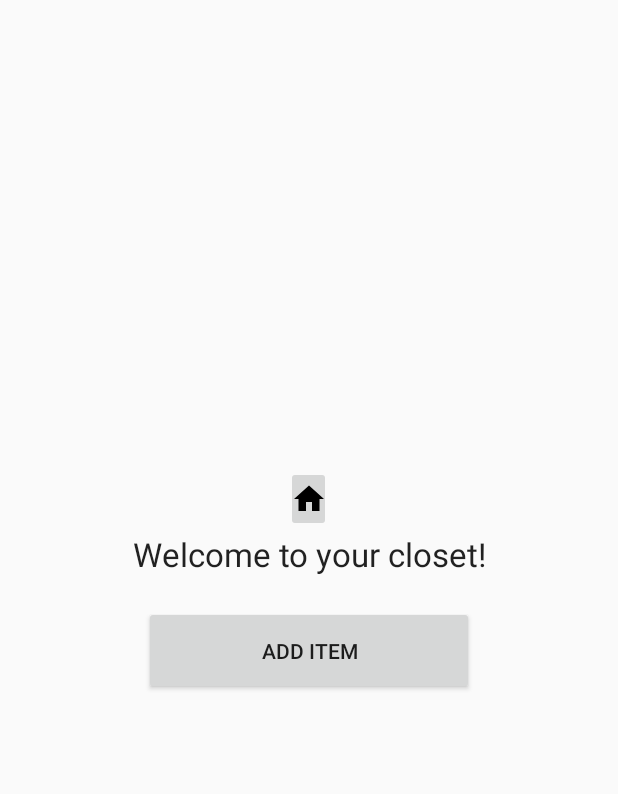
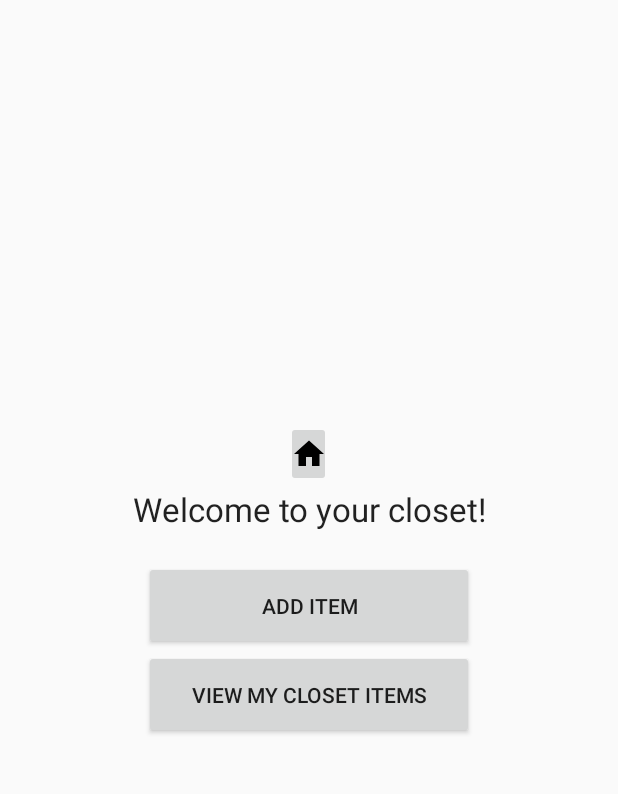
Before and after one commit to harperm/SeniorProject, an Android app: the layout closet_page1.xml on its own in the app's theme, with its tools: preview values and no code run, on a phone screen of 412 x 824 dp, the part 75-869 px from its top. Run offline under Robolectric (Android 15) with nearby library versions, the phone set to English and light mode, and no system bars.

```diff
--- a/MyDress/app/src/main/res/layout/closet_page1.xml
+++ b/MyDress/app/src/main/res/layout/closet_page1.xml
@@ -23,6 +23,10 @@
         android:textAlignment="center"
         android:weightSum="1">
 
+    <ImageView
+            android:layout_width="match_parent"
+            android:layout_height="wrap_content"
+            android:id="@+id/photo1"/>
 
     <ImageButton
         android:id="@+id/homeButton"
@@ -51,6 +55,17 @@
         android:onClick="openCamera"
         />
 
+        <Button
+            android:layout_width="220dp"
+            android:layout_height="wrap_content"
+            android:text="View My Closet Items"
+            android:id="@+id/viewcloset"
+            android:gravity="center"
+            android:layout_below="@+id/textView"
+            android:padding="20dp"
+            android:onClick="viewItems"
+            />
+
 
 
     </LinearLayout>
```
Also changed, not shown: MyDress/app/src/main/java/com/example/harperm/mydress/MainActivity.java (+44 -5 lines), MyDress/app/src/main/res/layout/closet_page2.xml (added, +42 -0 lines).
